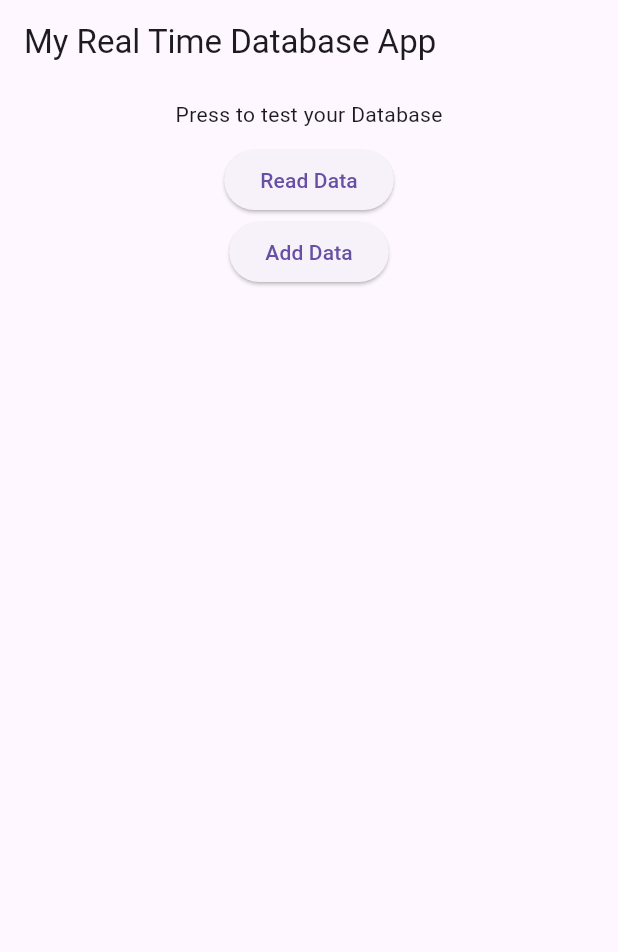
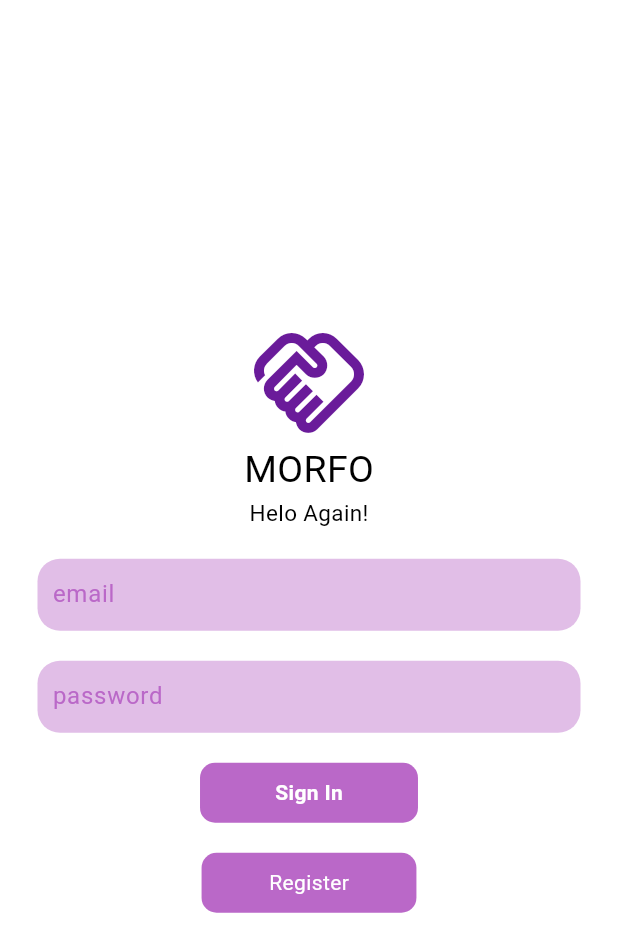
Before and after one commit to binivazqua/morflutter, a Flutter app: the screen it shows after launch, on a phone screen of 412 x 824 dp. Shown: the top 952 px of the screen. Run offline on Flutter 3.47's test engine with Material 3 defaults, Android fonts, the phone set to English and light mode, and no system bars; our stand-ins replace firebase_auth, firebase_core, firebase_database; accounts and stored records are empty.

Commit message:
added firebase auth

```diff
--- a/morflutter/lib/main.dart
+++ b/morflutter/lib/main.dart
@@ -2,9 +2,11 @@ import 'package:flutter/material.dart';
 
 /* FIREBASE REQUIRED IMPORTS */
 import 'package:firebase_core/firebase_core.dart';
+import 'package:morflutter/starting_pages/auth/loginPage.dart';
 import 'package:morflutter/starting_pages/tests/sendAndFetch.dart';
 import 'firebase_options.dart';
 import 'package:firebase_database/firebase_database.dart';
+import 'package:firebase_auth/firebase_auth.dart';
 
 /*
 void main() async {
@@ -46,7 +48,8 @@ class MainApp extends StatelessWidget {
                   'There is a fuckin error around here: ${snapshot.error.toString()}');
               return Text('Somethin went wrong!!!');
             } else if (snapshot.hasData) {
-              return SendAndfetch();
+              //return SendAndfetch();
+              return MorfoLoginPage();
             } else {
               return Center(child: CircularProgressIndicator());
             }
--- /dev/null
+++ b/morflutter/lib/starting_pages/auth/loginPage.dart
@@ -0,0 +1,114 @@
+import 'package:flutter/material.dart';
+
+class MorfoLoginPage extends StatefulWidget {
+  const MorfoLoginPage({super.key});
+
+  @override
+  State<MorfoLoginPage> createState() => MorfoLoginPageState();
+}
+
+class MorfoLoginPageState extends State<MorfoLoginPage> {
+  @override
+  Widget build(BuildContext context) {
+    return Scaffold(
+        backgroundColor: Colors.white,
+        body: SafeArea(
+          child: Column(
+            mainAxisAlignment: MainAxisAlignment.center,
+            children: [
+              Icon(
+                Icons.handshake_outlined,
+                size: 80,
+                color: Colors.purple[800],
+              ),
+
+              Text(
+                'MORFO',
+                style: TextStyle(color: Colors.black, fontSize: 25),
+              ),
+
+              Text(
+                'Helo Again!',
+                style: TextStyle(color: Colors.black, fontSize: 15),
+              ),
+
+              SizedBox(
+                height: 20,
+              ),
+
+              // USERNAME
+              Padding(
+                padding: const EdgeInsets.symmetric(horizontal: 25),
+                child: Container(
+                  decoration: BoxDecoration(
+                      color: Colors.purple[100],
+                      borderRadius: BorderRadius.circular(15)),
+                  child: Padding(
+                    padding: const EdgeInsets.only(left: 10),
+                    child: TextField(
+                      decoration: InputDecoration(
+                          border: InputBorder.none,
+                          hintText: 'email',
+                          hintStyle: TextStyle(color: Colors.purple[300])),
+                    ),
+                  ),
+                ),
+              ),
+
+              SizedBox(
+                height: 20,
+              ),
+              // PASSWORD
+              Padding(
+                padding: const EdgeInsets.symmetric(horizontal: 25),
+                child: Container(
+                  decoration: BoxDecoration(
+                      color: Colors.purple[100],
+                      borderRadius: BorderRadius.circular(15)),
+                  child: Padding(
+                    padding: const EdgeInsets.only(left: 10),
+                    child: TextField(
+                      obscureText: true,
+                      decoration: InputDecoration(
+                          border: InputBorder.none,
+                          hintText: 'password',
+                          hintStyle: TextStyle(color: Colors.purple[300])),
+                    ),
+                  ),
+                ),
+              ),
+
+              SizedBox(height: 20),
+
+              Container(
+                padding: EdgeInsets.symmetric(horizontal: 50, vertical: 10),
+                decoration: BoxDecoration(
+                    color: Colors.purple[300],
+                    borderRadius: BorderRadius.circular(10)),
+                child: Text(
+                  'Sign In',
+                  style: TextStyle(
+                      color: Colors.white, fontWeight: FontWeight.bold),
+                ),
+              ),
+
+              SizedBox(height: 20),
+
+              Container(
+                padding: EdgeInsets.symmetric(horizontal: 45, vertical: 10),
+                decoration: BoxDecoration(
+                    color: Colors.purple[300],
+                    borderRadius: BorderRadius.circular(10)),
+                child: Text(
+                  'Register',
+                  style: TextStyle(color: Colors.white),
+                ),
+              )
+              // SIGN IN BUTTON
+
+              // REGISTER BUTTON
+            ],
+          ),
+        ));
+  }
+}
--- a/morflutter/pubspec.yaml
+++ b/morflutter/pubspec.yaml
@@ -7,6 +7,7 @@ environment:
   sdk: '>=3.5.0-169.0.dev <4.0.0'
 
 dependencies:
+  firebase_auth: ^4.20.0
   firebase_core: ^2.32.0
   firebase_database: ^10.5.7
   flutter:
```
Also changed, not shown: morflutter/pubspec.lock, 4 other files.
